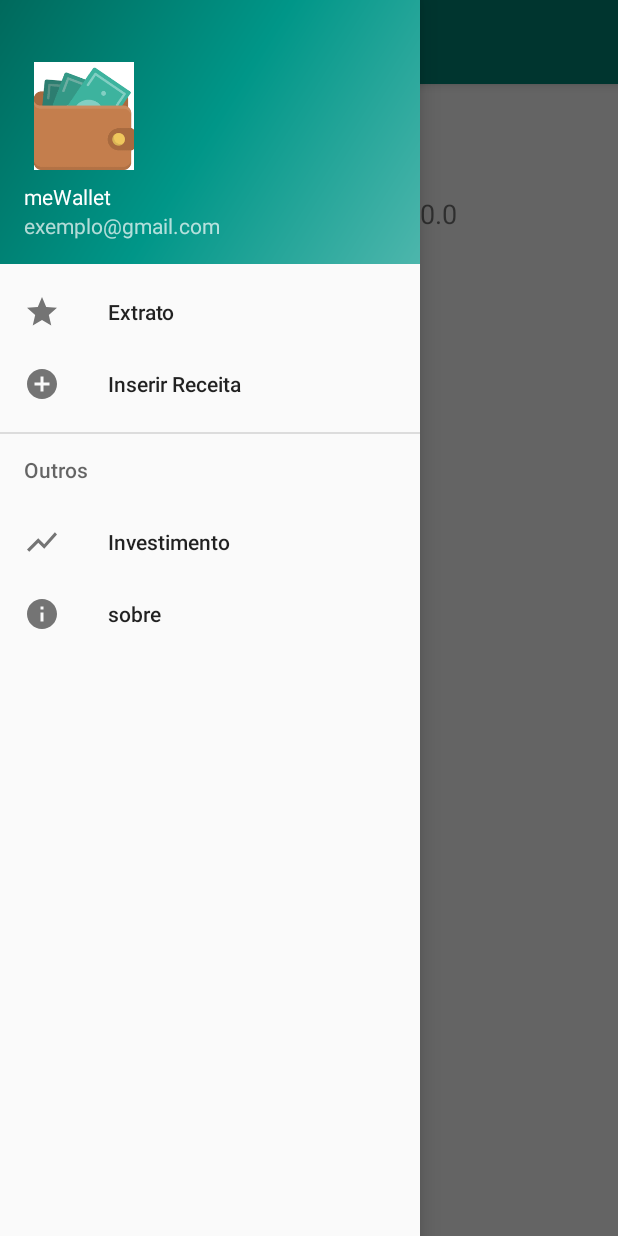
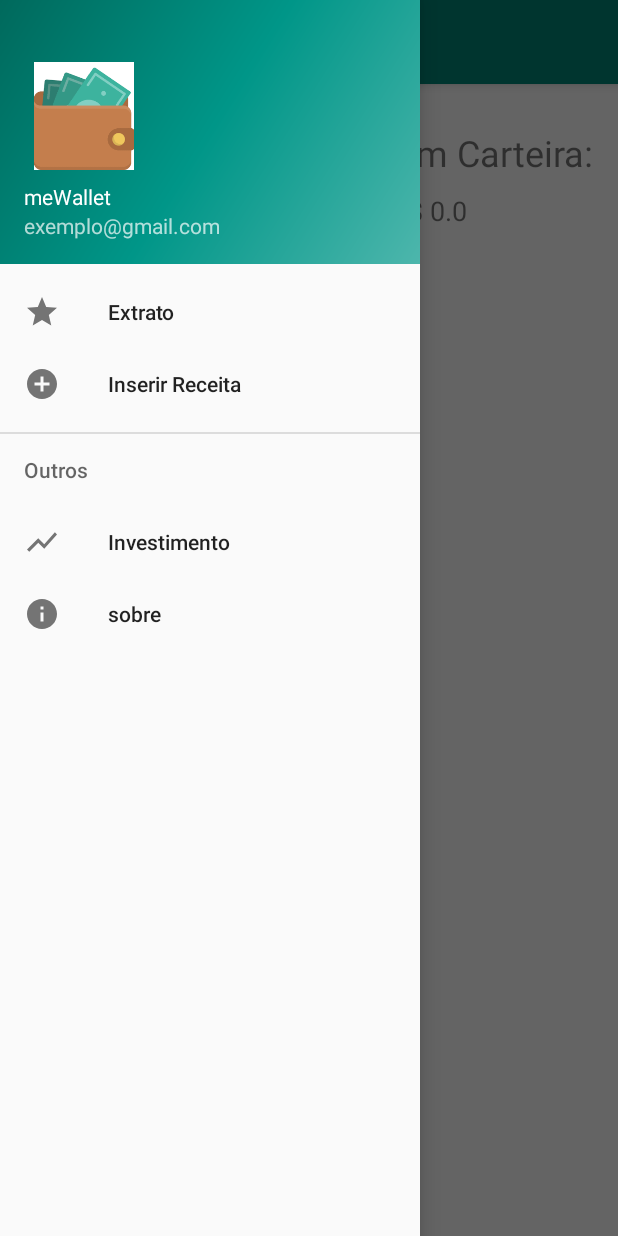
Before and after one commit to Reury/meWallet, an Android app: the fragment ExtratoFragment placed in its activity, with the side drawer open, on a phone screen of 412 x 824 dp. Run offline under Robolectric (Android 15) with nearby library versions, the phone set to English and light mode, and no system bars.

Commit message:
1-perfumaria no view, colocando sinais para meu adapter exibir de acordo com o credito ou debito
2-Crie uma Classe em java para detectar quando 1 item da lista
do extrato do usuario e clickado TODO: decidir se vamos abrir uma
activity ou dentro do fragment mostra mais detalhes sobre aquele item
lembrando que a tabela onde e salvo os creditos ou debitos contem
mais informações do que minha view mostra.

3-criação da Classe que cuidara dos meus eventos de Click
 no meu recyclerView

 4- foi adicionado um TextView para deixar melhor a exibição do saldo
 em carteira

 5- Foi setado no XML o atributo inputType melhorando a
 experiencia do usuario ao adicionar um valor.

```diff
--- a/app/src/main/java/com/example/mewallet/fragment/ExtratoFragment.java
+++ b/app/src/main/java/com/example/mewallet/fragment/ExtratoFragment.java
@@ -5,14 +5,17 @@ import android.os.Bundle;
 import android.support.v4.app.Fragment;
 import android.support.v7.widget.LinearLayoutManager;
 import android.support.v7.widget.RecyclerView;
+import android.util.Log;
 import android.view.LayoutInflater;
 import android.view.View;
 import android.view.ViewGroup;
+import android.widget.AdapterView;
 import android.widget.TextView;
 
 import com.example.mewallet.R;
 import com.example.mewallet.adapter.Adapter;
 import com.example.mewallet.helper.ReceitaDAO;
+import com.example.mewallet.helper.RecyclerItemClickListener;
 import com.example.mewallet.model.Pessoa;
 import com.example.mewallet.model.Receita;
 
@@ -96,7 +99,7 @@ public class ExtratoFragment extends Fragment {
         extrato = receita.listar();
         saldo = receita.soma();
         saldoR = Double.toString(saldo);
-        saldoExtrato.setText(saldoR);
+        saldoExtrato.setText("R$ "+saldoR);
         Adapter adapter = new Adapter(extrato);
 
         // configurar RecylerView
@@ -107,6 +110,29 @@ public class ExtratoFragment extends Fragment {
         recyclerView.setAdapter(adapter);
 
 
+        //adicionar evento de clique
+        recyclerView.addOnItemTouchListener(
+                new RecyclerItemClickListener(getActivity().getApplicationContext(),
+                        recyclerView,
+                        new RecyclerItemClickListener.OnItemClickListener() {
+                            @Override
+                            public void onItemClick(View view, int position) {
+                                Log.i("clique", "onItemClick");
+                            }
+
+                            @Override
+                            public void onLongItemClick(View view, int position) {
+                                Log.i("clique", "onLongItemClick");
+
+                            }
+
+                            @Override
+                            public void onItemClick(AdapterView<?> parent, View view, int position, long id) {
+
+                            }
+                        }
+                ));
+
 
         return view;
     }
--- a/app/src/main/res/layout/fragment_extrato.xml
+++ b/app/src/main/res/layout/fragment_extrato.xml
@@ -8,19 +8,19 @@
 
     <ImageView
         android:id="@+id/imageView2"
-        android:layout_width="105dp"
+        android:layout_width="0dp"
         android:layout_height="89dp"
-        android:layout_marginStart="39dp"
-        android:layout_marginLeft="39dp"
+        android:layout_marginStart="72dp"
+        android:layout_marginLeft="72dp"
         android:layout_marginTop="64dp"
-        android:layout_marginEnd="69dp"
-        android:layout_marginRight="69dp"
+        android:layout_marginEnd="23dp"
+        android:layout_marginRight="23dp"
         android:layout_marginBottom="8dp"
         android:contentDescription="TODO"
         android:src="@drawable/wallet"
         app:layout_constraintBottom_toTopOf="@+id/recyclerView"
         app:layout_constraintEnd_toEndOf="parent"
-        app:layout_constraintEnd_toStartOf="@+id/saldoExtrato"
+        app:layout_constraintEnd_toStartOf="@+id/textView3"
         app:layout_constraintHorizontal_bias="0.161"
         app:layout_constraintStart_toStartOf="parent"
         app:layout_constraintTop_toTopOf="parent"
@@ -30,12 +30,13 @@
         android:id="@+id/saldoExtrato"
         android:layout_width="wrap_content"
         android:layout_height="wrap_content"
-        android:layout_marginTop="130dp"
+        android:layout_marginTop="128dp"
         android:layout_marginEnd="74dp"
         android:layout_marginRight="74dp"
         android:text="R$ "
         android:textSize="18sp"
         app:layout_constraintEnd_toEndOf="parent"
+        app:layout_constraintHorizontal_bias="0.766"
         app:layout_constraintStart_toEndOf="@+id/imageView2"
         app:layout_constraintTop_toTopOf="parent" />
 
@@ -51,6 +52,21 @@
         app:layout_constraintBottom_toBottomOf="parent"
         app:layout_constraintEnd_toEndOf="parent"
         app:layout_constraintStart_toStartOf="parent"
-        app:layout_constraintTop_toBottomOf="@+id/imageView2" />
+        app:layout_constraintTop_toBottomOf="@+id/textView3" />
+
+    <TextView
+        android:id="@+id/textView3"
+        android:layout_width="wrap_content"
+        android:layout_height="wrap_content"
+        android:layout_marginTop="85dp"
+        android:layout_marginEnd="16dp"
+        android:layout_marginRight="16dp"
+        android:layout_marginBottom="44dp"
+        android:text="Saldo em Carteira:"
+        android:textSize="24sp"
+        app:layout_constraintBottom_toTopOf="@+id/recyclerView"
+        app:layout_constraintEnd_toEndOf="parent"
+        app:layout_constraintStart_toEndOf="@+id/imageView2"
+        app:layout_constraintTop_toTopOf="parent" />
 
 </android.support.constraint.ConstraintLayout>
--- a/app/src/main/res/layout/fragment_receita.xml
+++ b/app/src/main/res/layout/fragment_receita.xml
@@ -106,7 +106,8 @@
             android:id="@+id/editValor"
             android:layout_width="match_parent"
             android:layout_height="wrap_content"
-            android:hint="@string/digite_o_valor" />
+            android:hint="@string/digite_o_valor"
+            android:inputType="number|numberDecimal" />
     </android.support.design.widget.TextInputLayout>
 
 </android.support.constraint.ConstraintLayout>
```
Also changed, not shown: app/src/main/java/com/example/mewallet/adapter/Adapter.java (+6 -1 lines), app/src/main/java/com/example/mewallet/helper/RecyclerItemClickListener.java (added, +61 -0 lines), 2 other files.
